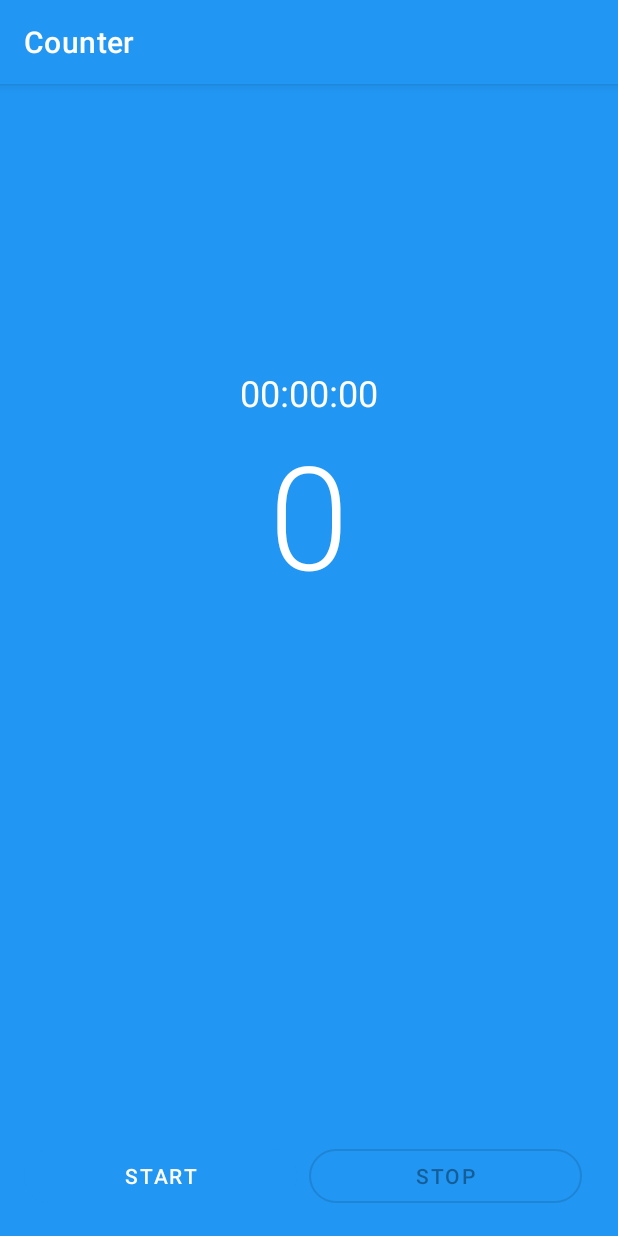
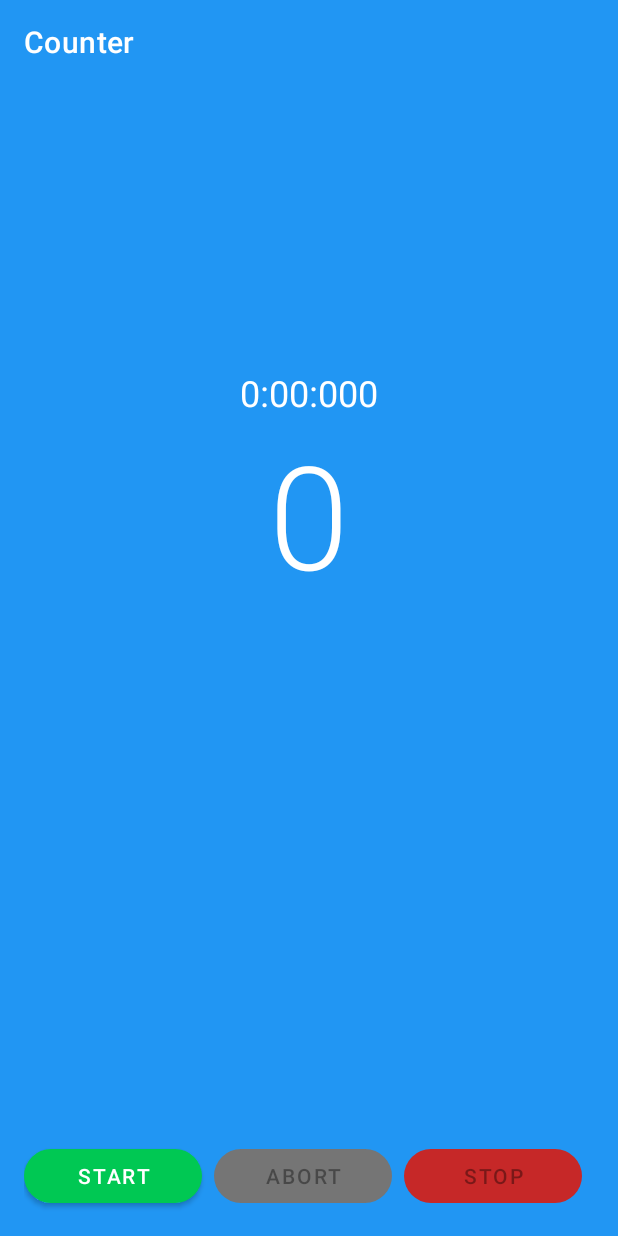
Before and after one commit to mnabillah/PushupPlus, an Android app: the CounterActivity screen opened directly, with no data from a screen before it, on a phone screen of 412 x 824 dp. Run offline under Robolectric (Android 15) with nearby library versions, the phone set to English and light mode, and no system bars; 1 statement that could not run was skipped.

Commit message:
Updated Counter UI

```diff
--- a/app/src/main/AndroidManifest.xml
+++ b/app/src/main/AndroidManifest.xml
@@ -11,7 +11,9 @@
         android:supportsRtl="true"
         android:theme="@style/AppTheme"
         tools:ignore="GoogleAppIndexingWarning">
-        <activity android:name="com.resonatestudios.pushupplus.activity.MainActivity">
+        <activity
+            android:name="com.resonatestudios.pushupplus.activity.MainActivity"
+            android:label="@string/app_name">
             <intent-filter>
                 <action android:name="android.intent.action.MAIN" />
 
@@ -20,7 +22,7 @@
         </activity>
         <activity
             android:name="com.resonatestudios.pushupplus.activity.CounterActivity"
-            android:label="@string/title_activity_main" />
+            android:label="@string/counter" />
     </application>
 
 </manifest>
--- a/app/src/main/java/com/resonatestudios/pushupplus/activity/MainActivity.java
+++ b/app/src/main/java/com/resonatestudios/pushupplus/activity/MainActivity.java
@@ -18,8 +18,8 @@ import androidx.fragment.app.Fragment;
 import androidx.fragment.app.FragmentTransaction;
 
 public class MainActivity extends AppCompatActivity {
-
     private ActionBar actionBar;
+    private static final int REQUEST_CODE = 99;
 
     private BottomNavigationView.OnNavigationItemSelectedListener mOnNavigationItemSelectedListener =
             new BottomNavigationView.OnNavigationItemSelectedListener() {
--- a/app/src/main/res/layout/activity_counter.xml
+++ b/app/src/main/res/layout/activity_counter.xml
@@ -27,7 +27,7 @@
             android:layout_height="0dp"
             android:layout_weight="3"
             android:gravity="bottom|center_horizontal"
-            android:text="00:00:00"
+            android:text="0:00:000"
             android:textColor="@color/white"
             tools:ignore="HardcodedText" />
 
@@ -44,29 +44,58 @@
 
     </LinearLayout>
 
+    <TextView
+        android:id="@+id/text_view_countdown"
+        style="@style/TextAppearance.MaterialComponents.Headline3"
+        android:layout_width="wrap_content"
+        android:layout_height="wrap_content"
+        android:layout_marginBottom="@dimen/text_margin"
+        android:gravity="center_horizontal"
+        android:textColor="@color/white"
+        android:visibility="gone"
+        app:layout_constraintBottom_toTopOf="@+id/button_abort"
+        app:layout_constraintEnd_toEndOf="parent"
+        app:layout_constraintStart_toStartOf="parent" />
+
     <com.google.android.material.button.MaterialButton
         android:id="@+id/button_start"
-        style="@style/Widget.PushupPlus.Button.UnelevatedButton"
+        style="@style/Widget.MaterialComponents.Button"
         android:layout_width="0dp"
         android:layout_height="wrap_content"
         android:layout_marginEnd="@dimen/content_margin"
         android:text="@string/start"
+        app:backgroundTint="@color/colorButtonPositive"
+        app:cornerRadius="20dp"
+        app:layout_constraintBottom_toBottomOf="parent"
+        app:layout_constraintEnd_toStartOf="@id/button_abort"
+        app:layout_constraintStart_toStartOf="parent" />
+
+    <com.google.android.material.button.MaterialButton
+        android:id="@+id/button_abort"
+        style="@style/Widget.MaterialComponents.Button"
+        android:layout_width="0dp"
+        android:layout_height="wrap_content"
+        android:layout_marginEnd="@dimen/content_margin"
+        android:enabled="false"
+        android:text="@string/abort"
+        app:backgroundTint="@color/gray"
         app:cornerRadius="20dp"
         app:layout_constraintBottom_toBottomOf="parent"
         app:layout_constraintEnd_toStartOf="@id/button_stop"
-        app:layout_constraintStart_toStartOf="parent" />
+        app:layout_constraintStart_toEndOf="@id/button_start" />
 
     <com.google.android.material.button.MaterialButton
         android:id="@+id/button_stop"
-        style="@style/Widget.MaterialComponents.Button.OutlinedButton"
+        style="@style/Widget.MaterialComponents.Button"
         android:layout_width="0dp"
         android:layout_height="wrap_content"
         android:layout_marginEnd="@dimen/content_margin"
         android:enabled="false"
         android:text="@string/stop"
+        app:backgroundTint="@color/colorButtonNegative"
         app:cornerRadius="20dp"
         app:layout_constraintBottom_toBottomOf="parent"
         app:layout_constraintEnd_toEndOf="parent"
-        app:layout_constraintStart_toEndOf="@id/button_start" />
+        app:layout_constraintStart_toEndOf="@id/button_abort" />
 
 </androidx.constraintlayout.widget.ConstraintLayout>
--- a/app/src/main/res/layout/activity_main.xml
+++ b/app/src/main/res/layout/activity_main.xml
@@ -5,6 +5,9 @@
     android:id="@+id/container"
     android:layout_width="match_parent"
     android:layout_height="match_parent"
+    android:paddingStart="@dimen/activity_horizontal_margin"
+    android:paddingTop="@dimen/activity_vertical_margin"
+    android:paddingEnd="@dimen/activity_horizontal_margin"
     tools:context="com.resonatestudios.pushupplus.activity.MainActivity">
 
     <FrameLayout
--- a/app/src/main/res/layout/fragment_history.xml
+++ b/app/src/main/res/layout/fragment_history.xml
@@ -4,10 +4,6 @@
     android:layout_width="match_parent"
     android:layout_height="match_parent"
     android:orientation="vertical"
-    android:paddingStart="@dimen/activity_horizontal_margin"
-    android:paddingTop="@dimen/activity_vertical_margin"
-    android:paddingEnd="@dimen/activity_horizontal_margin"
-    android:paddingBottom="@dimen/activity_vertical_margin"
     tools:context=".fragment.HistoryFragment">
 
     <TextView
--- a/app/src/main/res/layout/fragment_home.xml
+++ b/app/src/main/res/layout/fragment_home.xml
@@ -4,10 +4,6 @@
     xmlns:tools="http://schemas.android.com/tools"
     android:layout_width="match_parent"
     android:layout_height="match_parent"
-    android:paddingStart="@dimen/activity_horizontal_margin"
-    android:paddingTop="@dimen/activity_vertical_margin"
-    android:paddingEnd="@dimen/activity_horizontal_margin"
-    android:paddingBottom="@dimen/activity_vertical_margin"
     tools:context=".activity.CounterActivity">
 
     <LinearLayout
@@ -35,6 +31,7 @@
             style="@style/Widget.MaterialComponents.CardView"
             android:layout_width="match_parent"
             android:layout_height="wrap_content"
+            android:layout_marginBottom="@dimen/content_margin"
             android:minHeight="128dp"
             app:cardCornerRadius="16dp"
             app:contentPadding="16dp">
@@ -56,6 +53,7 @@
         android:layout_width="200dp"
         android:layout_height="60dp"
         android:padding="12dp"
+        android:layout_marginBottom="@dimen/content_margin"
         android:text="@string/start_training"
         app:cornerRadius="30dp"
         app:icon="@drawable/ic_stick_man_variant_doing_push_ups"
--- a/app/src/main/res/layout/fragment_leaderboard.xml
+++ b/app/src/main/res/layout/fragment_leaderboard.xml
@@ -3,7 +3,6 @@
     xmlns:tools="http://schemas.android.com/tools"
     android:layout_width="match_parent"
     android:layout_height="match_parent"
-    android:padding="@dimen/activity_padding"
     tools:context=".fragment.LeaderboardFragment">
 
     <!-- TODO: Update blank fragment layout -->
--- a/app/src/main/res/layout/fragment_profile.xml
+++ b/app/src/main/res/layout/fragment_profile.xml
@@ -3,7 +3,6 @@
     xmlns:tools="http://schemas.android.com/tools"
     android:layout_width="match_parent"
     android:layout_height="match_parent"
-    android:padding="@dimen/activity_padding"
     tools:context=".fragment.ProfileFragment">
 
     <!-- TODO: Update blank fragment layout -->
--- a/app/src/main/res/values/colors.xml
+++ b/app/src/main/res/values/colors.xml
@@ -4,7 +4,8 @@
     <color name="colorPrimaryDark">#1976d2</color>
     <color name="colorAccent">#c62828</color>
     <color name="white">#ffffff</color>
-    <color name="colorButtonPositive">#00e676</color>
+    <color name="colorButtonPositive">#00c853</color>
     <color name="colorButtonNegative">#c62828</color>
     <color name="black">#000000</color>
+    <color name="gray">#757575</color>
 </resources>
--- a/app/src/main/res/values/strings.xml
+++ b/app/src/main/res/values/strings.xml
@@ -17,4 +17,7 @@
 
     <!-- TODO: Remove or change this placeholder text -->
     <string name="hello_blank_fragment">Hello blank fragment</string>
+    <string name="clear">Clear</string>
+    <string name="abort">Abort</string>
+    <string name="counter">Counter</string>
 </resources>
```
Also changed, not shown: app/src/main/java/com/resonatestudios/pushupplus/activity/CounterActivity.java (+58 -8 lines).
